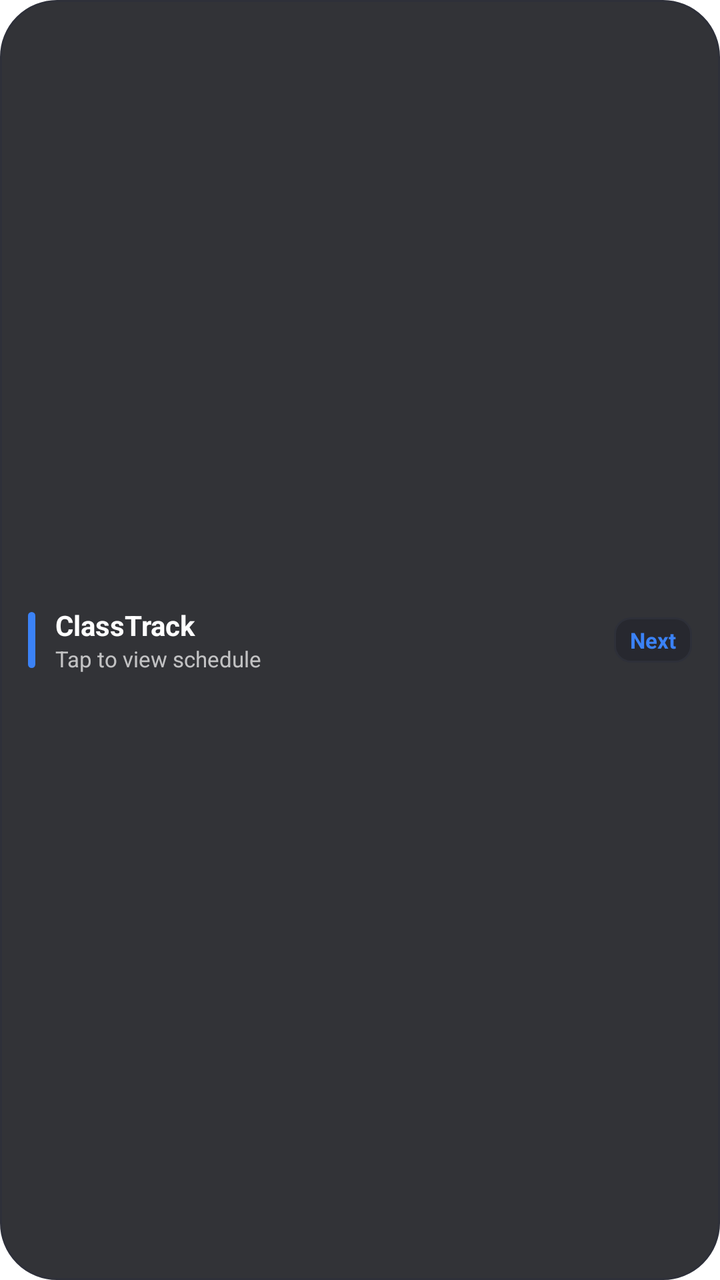
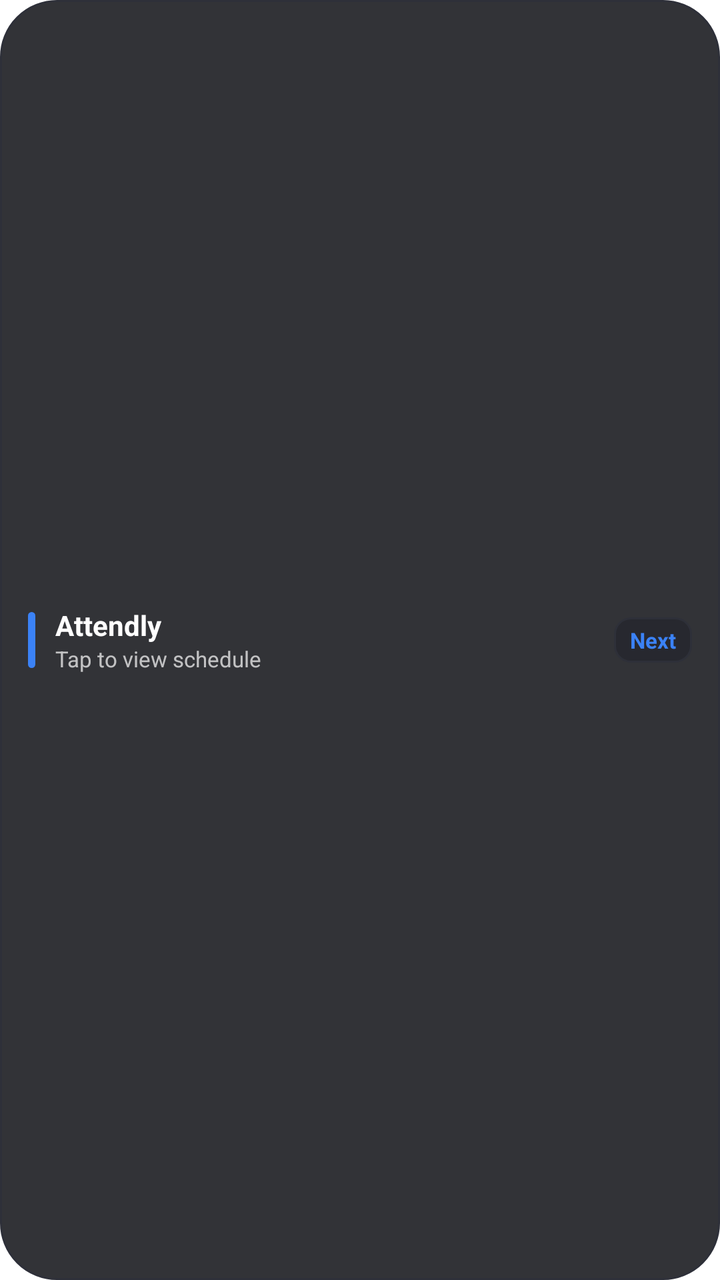

Two renders of the same Android screen: before a commit and after it. Below are the layout's source before the change and the commit's diff.
<!-- AndroidManifest.xml: fallback theme Theme.MaterialComponents.DayNight.NoActionBar -->
<!-- res/layout/widget_next_class.xml -->
<?xml version="1.0" encoding="utf-8"?>
<FrameLayout xmlns:android="http://schemas.android.com/apk/res/android"
    android:id="@+id/widget_next_class_root"
    android:layout_width="match_parent"
    android:layout_height="match_parent">

    <ImageView
        android:id="@+id/widget_background"
        android:layout_width="match_parent"
        android:layout_height="match_parent"
        android:scaleType="fitXY"
        android:src="@drawable/widget_background_pill" />

    <LinearLayout
        android:layout_width="match_parent"
        android:layout_height="match_parent"
        android:orientation="horizontal"
        android:gravity="center_vertical"
        android:paddingStart="14dp"
        android:paddingEnd="14dp"
        android:paddingTop="10dp"
        android:paddingBottom="10dp">

        <ImageView
            android:id="@+id/widget_status_dot"
            android:layout_width="3.5dp"
            android:layout_height="28dp"
            android:layout_marginEnd="10dp"
            android:scaleType="fitXY"
            android:src="@drawable/widget_accent_bar" />

        <LinearLayout
            android:layout_width="0dp"
            android:layout_height="wrap_content"
            android:layout_weight="1"
            android:orientation="vertical">

            <TextView
                android:id="@+id/widget_subject_name"
                android:layout_width="match_parent"
                android:layout_height="wrap_content"
                android:singleLine="true"
                android:ellipsize="end"
                android:text="ClassTrack"
                android:textColor="#FFFFFF"
                android:textSize="14sp"
                android:textStyle="bold" />

            <TextView
                android:id="@+id/widget_time_room"
                android:layout_width="match_parent"
                android:layout_height="wrap_content"
                android:singleLine="true"
                android:ellipsize="end"
                android:text="Tap to view schedule"
                android:textColor="#B3FFFFFF"
                android:textSize="11sp" />
        </LinearLayout>

        <TextView
            android:id="@+id/widget_countdown_chip"
            android:layout_width="wrap_content"
            android:layout_height="wrap_content"
            android:layout_marginStart="8dp"
            android:background="@drawable/widget_background_chip"
            android:paddingStart="8dp"
            android:paddingEnd="8dp"
            android:paddingTop="4dp"
            android:paddingBottom="4dp"
            android:text="Next"
            android:textColor="#3B82F6"
            android:textSize="11sp"
            android:textStyle="bold" />
    </LinearLayout>
</FrameLayout>
<!-- resources referenced by this layout -->
<resources>
  <!-- drawable widget_accent_bar (drawable) -->
  <?xml version="1.0" encoding="utf-8"?>
  <shape xmlns:android="http://schemas.android.com/apk/res/android"
      android:shape="rectangle">
      <corners android:radius="2dp" />
      <solid android:color="#3B82F6" />
  </shape>
  <!-- drawable widget_background_chip (drawable) -->
  <?xml version="1.0" encoding="utf-8"?>
  <shape xmlns:android="http://schemas.android.com/apk/res/android"
      android:shape="rectangle">
      <corners android:radius="8dp" />
      <solid android:color="#27282F" />
      <stroke android:width="1dp" android:color="#2E3039" />
  </shape>
  <!-- drawable widget_background_pill (drawable) -->
  <?xml version="1.0" encoding="utf-8"?>
  <shape xmlns:android="http://schemas.android.com/apk/res/android"
      android:shape="rectangle">
      <corners android:radius="28dp" />
      <solid android:color="#E61C1D22" />
      <stroke android:width="1dp" android:color="#2E3039" />
  </shape>
</resources>

<!-- the commit's change to res/layout/widget_next_class.xml (unified diff, before → after) -->
@@ -41,7 +41,7 @@
                 android:layout_height="wrap_content"
                 android:singleLine="true"
                 android:ellipsize="end"
-                android:text="ClassTrack"
+                android:text="Attendly"
                 android:textColor="#FFFFFF"
                 android:textSize="14sp"
                 android:textStyle="bold" />
